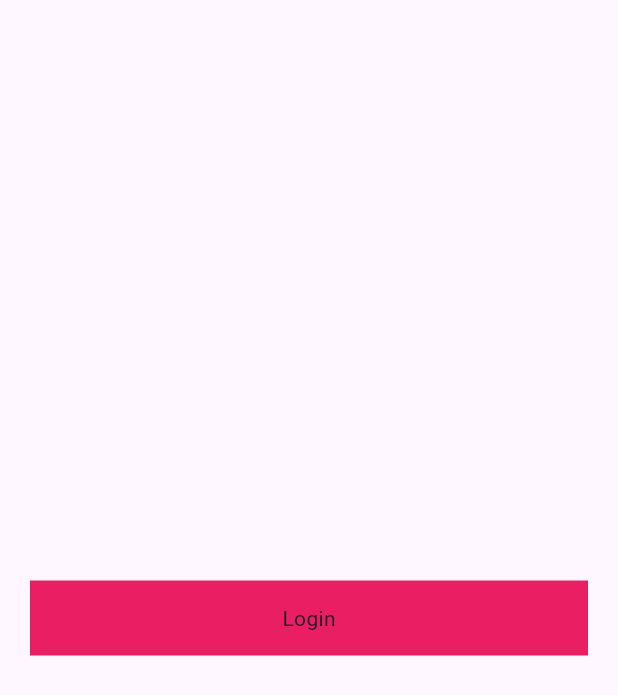
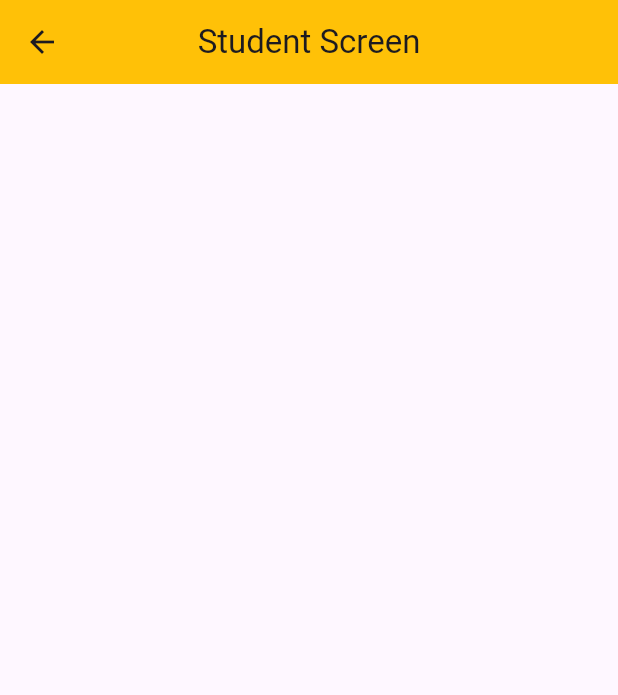
Before and after one commit to ZainR10/Flutter-Rooms, a Flutter app: the screen it shows after launch, after a tap on "Login", on a phone screen of 412 x 824 dp. Shown: the top 695 px of the screen. Run offline on Flutter 3.47's test engine with Material 3 defaults, Android fonts, the phone set to English and light mode, and no system bars; our stand-ins replace shared_preferences.

Commit message:
created student screen and login screen

```diff
--- a/lib/login.dart
+++ b/lib/login.dart
@@ -1,4 +1,5 @@
 import 'package:flutter/material.dart';
+import 'package:flutter_rooms/student_screen.dart';
 import 'package:shared_preferences/shared_preferences.dart';
 
 class Login extends StatefulWidget {
@@ -9,31 +10,77 @@ class Login extends StatefulWidget {
 }
 
 class _LoginState extends State<Login> {
+  final formData = GlobalKey<FormState>();
+
+  final emailController = TextEditingController();
+  final ageController = TextEditingController();
+  final passwordController = TextEditingController();
   @override
   Widget build(BuildContext context) {
     return Scaffold(
+      appBar: AppBar(
+        title: const Text('Login'),
+        centerTitle: true,
+        backgroundColor: Colors.amber[300],
+      ),
       body: Padding(
         padding: const EdgeInsets.symmetric(horizontal: 20),
         child: Column(
           mainAxisAlignment: MainAxisAlignment.center,
           crossAxisAlignment: CrossAxisAlignment.center,
           children: [
+            TextFormField(
+              //email
+              decoration: const InputDecoration(
+                border: OutlineInputBorder(),
+                hintText: 'Email',
+              ),
+              controller: emailController,
+            ),
+            const SizedBox(height: 10),
+            TextFormField(
+              //age
+              decoration: const InputDecoration(
+                border: OutlineInputBorder(),
+                hintText: 'Age',
+              ),
+              keyboardType: TextInputType.number,
+              controller: ageController,
+            ),
+            const SizedBox(height: 10),
+            TextFormField(
+              //password
+              decoration: const InputDecoration(
+                border: OutlineInputBorder(),
+                hintText: 'Password',
+              ),
+              controller: passwordController,
+            ),
+            const SizedBox(height: 10),
             InkWell(
-              //this is how you initialize shared preferences.
               onTap: () async {
+                //this is how you initialize shared preferences.
                 //this is a future function that is why async and await key words are used.
                 SharedPreferences sp = await SharedPreferences.getInstance();
-                sp.setString('name',
-                    'zain'); //to set/store name or any other value in string.
-                sp.setInt('age',
-                    18); //to set/store age or any other value in integer.
-                print(sp.getInt('age')); //to check stored value.
-                print(sp.getString('name'));
+                //to set/store name or any other value in string.
+                sp.setString('email', emailController.text.toString());
+                //to set/store age or any other value in integer.
+                sp.setString('age', ageController.text.toString());
+                sp.setBool('isLogin', true);
+                // ignore: use_build_context_synchronously
+                Navigator.push(context,
+                    MaterialPageRoute(builder: (context) => const Student()));
+                // sp.remove('name');
+
+                // print(sp.getInt('age')); //to check stored value.
+                // print(sp.remove('name'));
+                // print(sp.getString('name'));
+                // print(sp.getBool('isLogin').toString());
               },
               child: Container(
                   height: 50,
                   width: double.infinity,
-                  color: Colors.pink,
+                  color: Colors.amber,
                   child: const Center(child: Text('Login'))),
             )
           ],
--- a/lib/main.dart
+++ b/lib/main.dart
@@ -32,6 +32,7 @@ class MyApp extends StatelessWidget {
         colorScheme: ColorScheme.fromSeed(seedColor: Colors.deepPurple),
         useMaterial3: true,
       ),
+      debugShowCheckedModeBanner: false,
       home: const Login(),
     );
   }
--- /dev/null
+++ b/lib/student_screen.dart
@@ -0,0 +1,21 @@
+import 'package:flutter/material.dart';
+
+class Student extends StatefulWidget {
+  const Student({super.key});
+
+  @override
+  State<Student> createState() => _StudentState();
+}
+
+class _StudentState extends State<Student> {
+  @override
+  Widget build(BuildContext context) {
+    return Scaffold(
+      appBar: AppBar(
+        title: const Text('Student Screen'),
+        centerTitle: true,
+        backgroundColor: Colors.amber,
+      ),
+    );
+  }
+}
```
